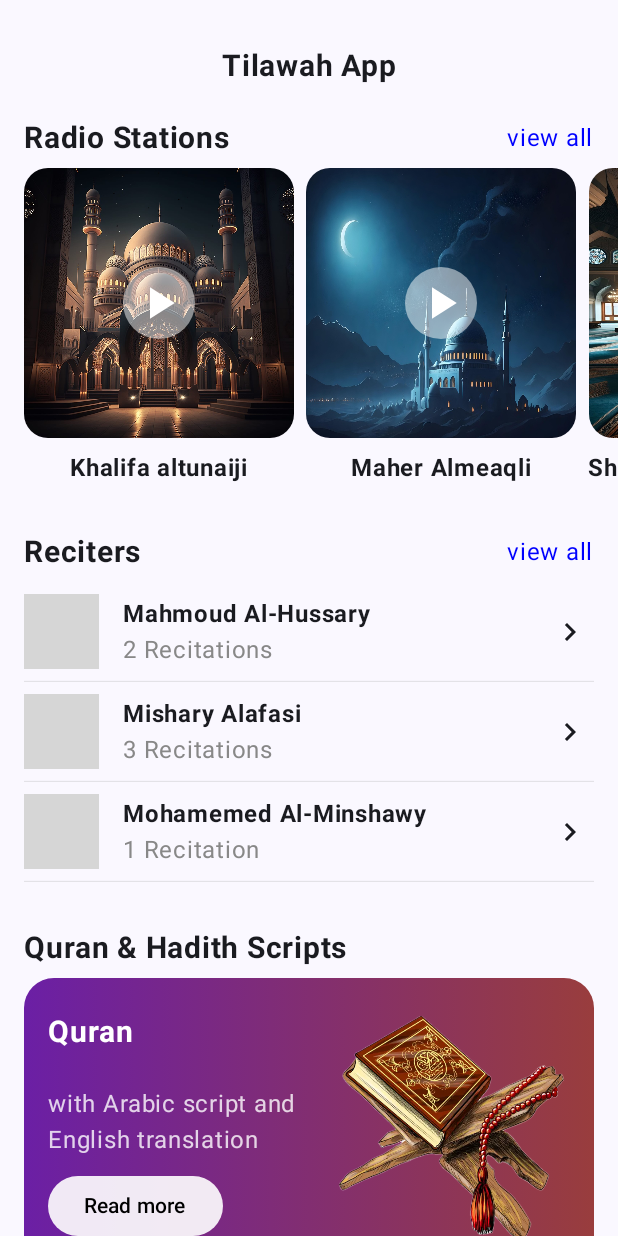
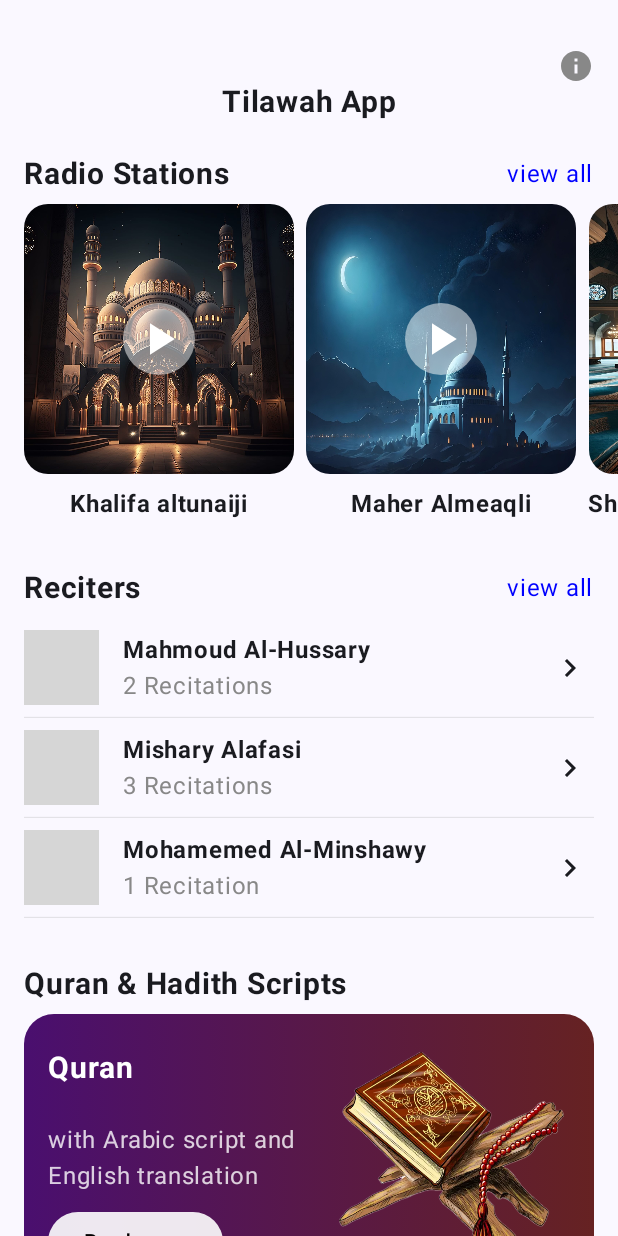
Before and after one commit to githussein/media-player-mp3quran, an Android app built with Jetpack Compose: the screen it shows after launch (MainActivity), on a phone screen of 412 x 824 dp. Run offline under Robolectric (Android 15) with nearby library versions, the phone set to English and light mode, and no system bars; grey boxes are pictures that could not be loaded.

Commit message:
qoa-10 new design - add the info icon to home screen

```diff
--- a/app/src/main/java/com/example/quranoffline/HomeScreen.kt
+++ b/app/src/main/java/com/example/quranoffline/HomeScreen.kt
@@ -9,8 +9,12 @@ import androidx.compose.foundation.layout.fillMaxSize
 import androidx.compose.foundation.layout.fillMaxWidth
 import androidx.compose.foundation.layout.height
 import androidx.compose.foundation.layout.padding
+import androidx.compose.foundation.layout.size
 import androidx.compose.foundation.rememberScrollState
 import androidx.compose.foundation.verticalScroll
+import androidx.compose.material.icons.Icons
+import androidx.compose.material.icons.filled.Info
+import androidx.compose.material3.Icon
 import androidx.compose.material3.Text
 import androidx.compose.runtime.Composable
 import androidx.compose.ui.Alignment
@@ -34,6 +38,17 @@ fun HomeScreen(modifier: Modifier) {
             .padding(vertical = 32.dp),
         horizontalAlignment = Alignment.CenterHorizontally
     ) {
+        Icon(
+            imageVector = Icons.Default.Info,
+            contentDescription = "play icon",
+            tint = Color.Gray,
+            modifier = modifier
+                .padding(end = 16.dp)
+                .size(24.dp)
+                .align(Alignment.End)
+
+        )
+
         Text("Tilawah App", fontSize = 20.sp, fontWeight = FontWeight.Bold)
         Spacer(modifier = Modifier.height(24.dp))
 
--- a/app/src/main/java/com/example/quranoffline/ui/components/ComponentScriptPoster.kt
+++ b/app/src/main/java/com/example/quranoffline/ui/components/ComponentScriptPoster.kt
@@ -38,8 +38,8 @@ fun ComponentScriptPoster(modifier: Modifier, title: String, description: String
             .background(
                 brush = Brush.horizontalGradient(
                     colors = listOf(
-                        Color(0xFF6B1FA5),
-                        Color(0xFF993D3D)
+                        Color(0xFF4A0F6F),
+                        Color(0xFF662222)
                     )
                 )
             )
```
